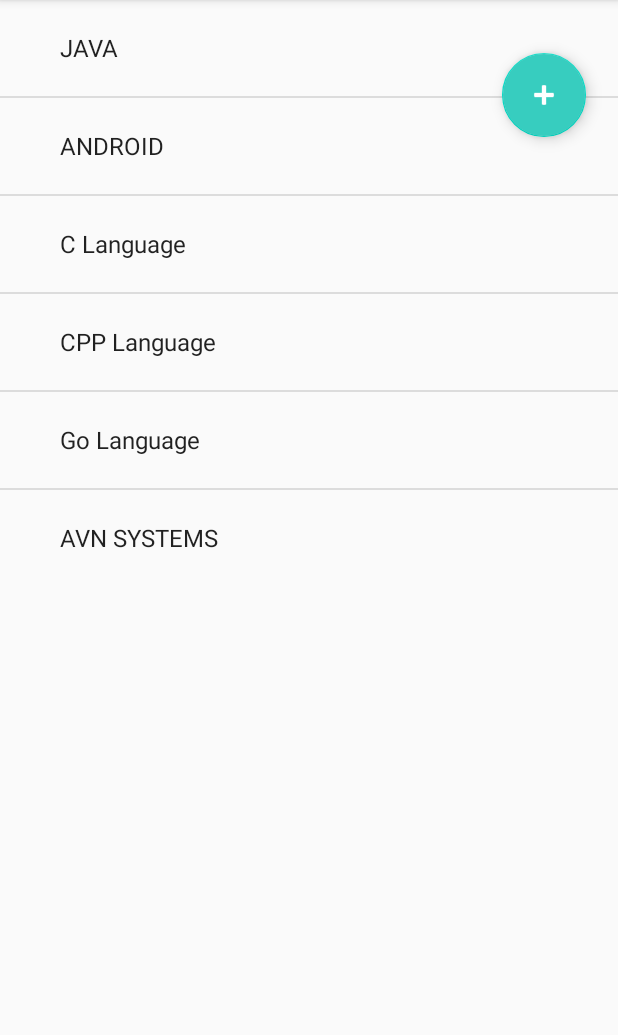
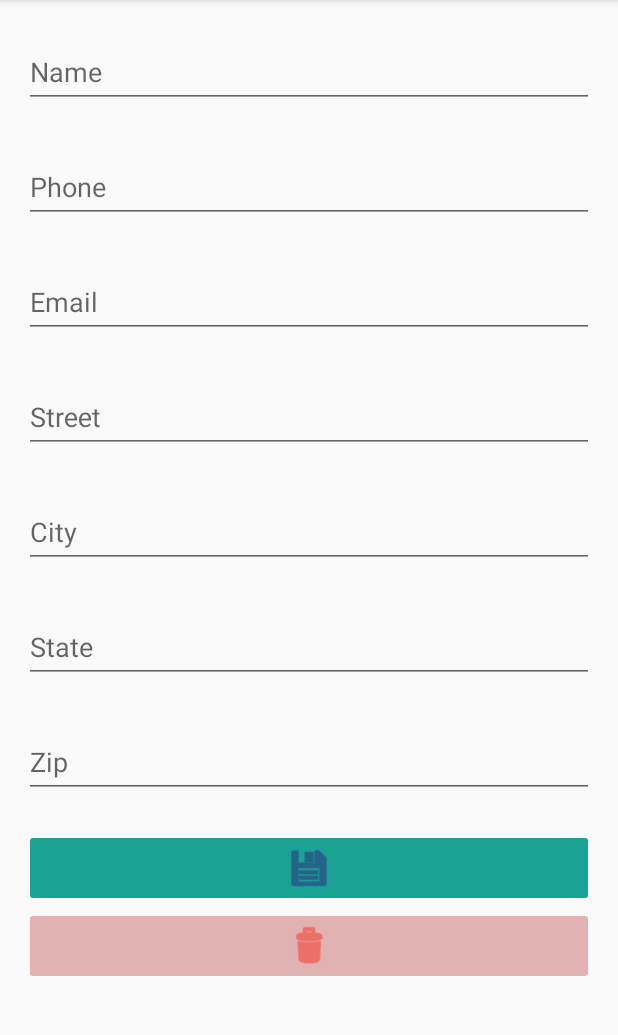
Before and after one commit to sasha007k/AddressBook, an Android app: the screen it shows after launch (MainActivity), after a tap on "JAVA", on a phone screen of 412 x 824 dp, the part 84-1119 px from its top. Run offline under Robolectric (Android 15) with nearby library versions, the phone set to English and light mode, and no system bars.

Commit message:
Added on click go to contact details

```diff
--- a/app/src/main/java/com/example/addressbook/AdressBookDb.java
+++ b/app/src/main/java/com/example/addressbook/AdressBookDb.java
@@ -9,6 +9,7 @@ import android.database.sqlite.SQLiteOpenHelper;
 import androidx.annotation.Nullable;
 
 public class AdressBookDb extends SQLiteOpenHelper {
+
     public static final String DATABASE_NAME = "AdressBook.db";
     public static final String TABLE_NAME = "Contacts";
     public static final String COL_2 = "Name";
--- a/app/src/main/java/com/example/addressbook/FirstFragment.java
+++ b/app/src/main/java/com/example/addressbook/FirstFragment.java
@@ -29,15 +29,16 @@ public class FirstFragment extends Fragment {
     public void onViewCreated(@NonNull View view, Bundle savedInstanceState) {
         super.onViewCreated(view, savedInstanceState);
 
+        // Floating Action Button
+
         final FloatingActionButton fab = view.findViewById(R.id.add_button);
-
         fab.setOnClickListener(new View.OnClickListener() {
             public void onClick(View v) {
                 Navigation.findNavController(v).navigate(R.id.action_FirstFragment_to_SecondFragment);
             }
         });
 
-        // ListView
+        // Contacts ListView
         final ListView list = view.findViewById(R.id.list);
         ArrayList<String> arrayList = new ArrayList<>();
         arrayList.add("JAVA");
@@ -53,8 +54,7 @@ public class FirstFragment extends Fragment {
         list.setOnItemClickListener(new AdapterView.OnItemClickListener() {
             @Override
             public void onItemClick(AdapterView<?> parent, View view, int position, long id) {
-//                String clickedItem=(String) list.getItemAtPosition(position);
-//                Toast.makeText(MainActivity.this,clickedItem,Toast.LENGTH_LONG).show();
+                Navigation.findNavController(view).navigate(R.id.action_FirstFragment_to_ContactDetails);
             }
         });
     }
--- a/app/src/main/res/navigation/nav_graph.xml
+++ b/app/src/main/res/navigation/nav_graph.xml
@@ -14,6 +14,11 @@
         <action
             android:id="@+id/action_FirstFragment_to_SecondFragment"
             app:destination="@id/SecondFragment" />
+
+        <action
+            android:id="@+id/action_FirstFragment_to_ContactDetails"
+            app:destination="@id/ContactDetails" />
+
     </fragment>
     <fragment
         android:id="@+id/SecondFragment"
@@ -21,8 +26,12 @@
         android:label="@string/second_fragment_label"
         tools:layout="@layout/fragment_second" >
 
-        <action
-            android:id="@+id/action_SecondFragment_to_FirstFragment"
-            app:destination="@id/FirstFragment" />
+    </fragment>
+
+    <fragment
+        android:id="@+id/ContactDetails"
+        android:name="com.example.addressbook.ContactDetails"
+        tools:layout="@layout/fragment_contact_details" >
+
     </fragment>
 </navigation>
```
